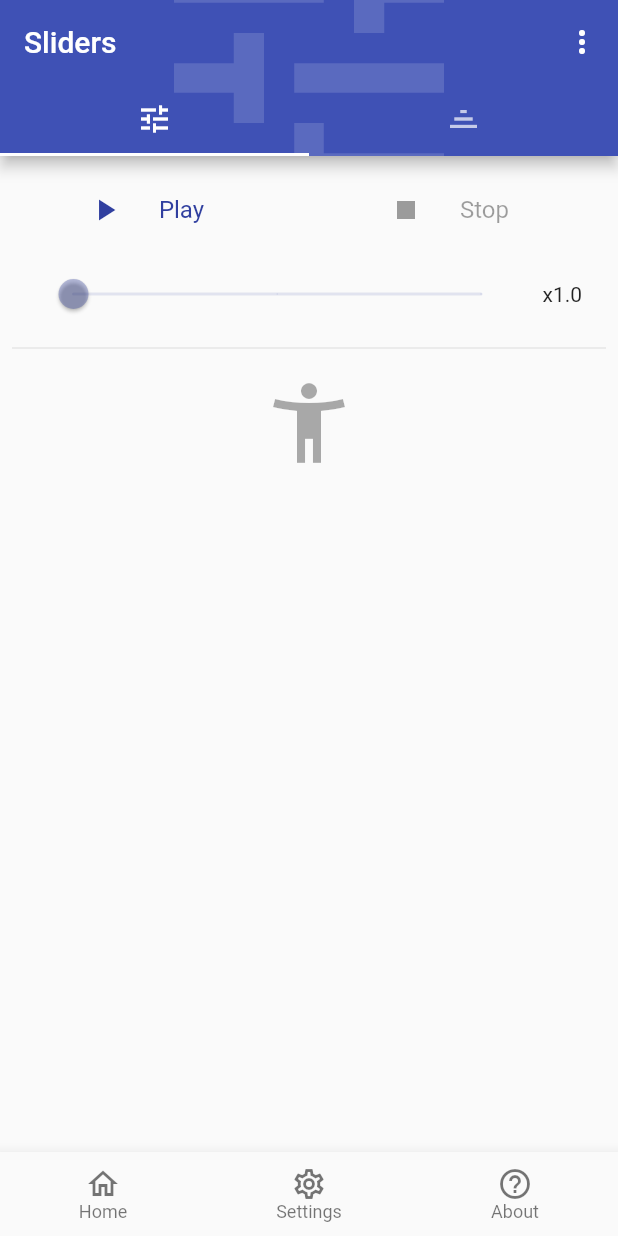
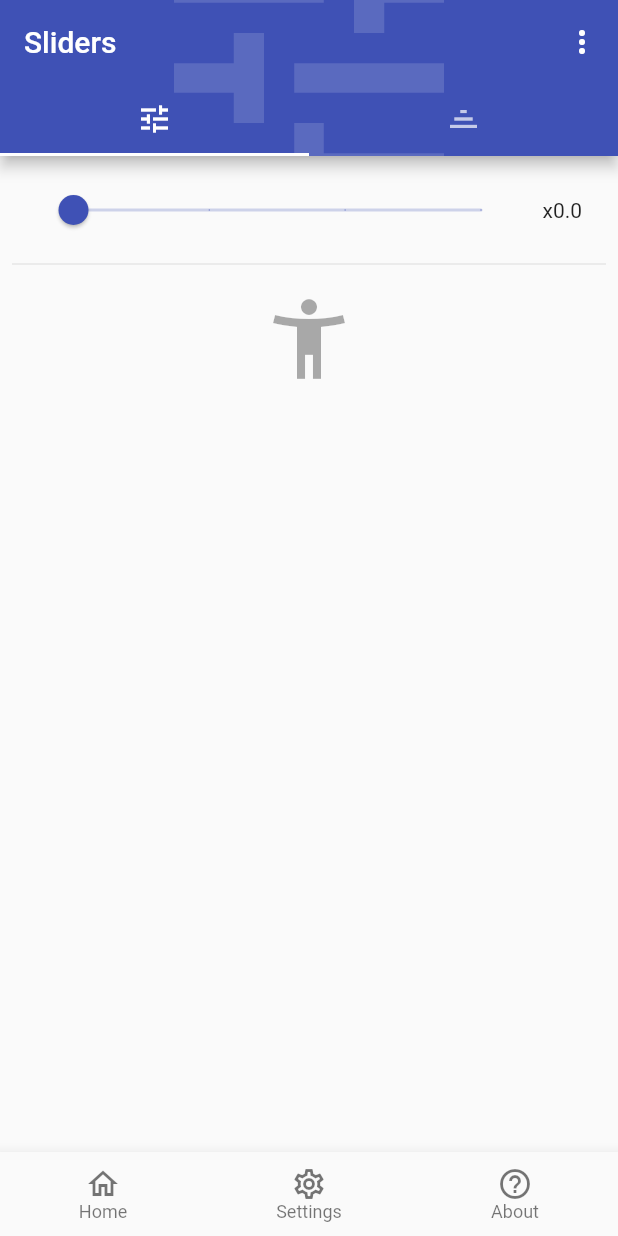
Before and after one commit to y1tagawa/Xenetek, a Flutter app: the SlidersPage screen opened by its route, on a phone screen of 412 x 824 dp. Run offline on Flutter 3.47's test engine with Material 2 defaults, Android fonts, the phone set to English and light mode, and no system bars; our stand-ins replace audioplayers, file_picker, flutter_svg, go_router, hooks_riverpod, lottie and 1 more; missing offline and left inert: flutter_cube; accounts and stored records are empty.

Commit message:
Update sliders_page.dart

```diff
--- a/mi_boilerplates/example/lib/pages/sliders_page.dart
+++ b/mi_boilerplates/example/lib/pages/sliders_page.dart
@@ -153,8 +153,7 @@ class _FrameAnimationState extends State<FrameAnimation> {
 
 enum _PlayerState { stop, play, pause }
 
-final _speedProvider = StateProvider((ref) => 1);
-final _playProvider = StateProvider((ref) => _PlayerState.stop);
+final _speedProvider = StateProvider((ref) => 0);
 
 class _SliderTab extends ConsumerWidget {
   // ignore: unused_field
@@ -166,47 +165,18 @@ class _SliderTab extends ConsumerWidget {
   Widget build(BuildContext context, WidgetRef ref) {
     final enabled = ref.watch(ex.enableActionsProvider);
     final speed = ref.watch(_speedProvider);
-    final play = ref.watch(_playProvider);
 
     final theme = Theme.of(context);
 
     return Column(
       children: [
-        mi.Row(
-          flexes: const [1, 1],
-          children: [
-            mi.ButtonListTile(
-              icon: mi.ToggleIcon(
-                checked: play == _PlayerState.play,
-                checkIcon: const Icon(Icons.pause),
-                uncheckIcon: const Icon(Icons.play_arrow),
-              ),
-              text: play == _PlayerState.play ? const Text('Pause') : const Text('Play'),
-              onPressed: enabled
-                  ? () {
-                      ref.read(_playProvider.notifier).state =
-                          play == _PlayerState.play ? _PlayerState.pause : _PlayerState.play;
-                    }
-                  : null,
-            ),
-            mi.ButtonListTile(
-              icon: const Icon(Icons.stop),
-              text: const Text('Stop'),
-              onPressed: enabled && play != _PlayerState.stop
-                  ? () {
-                      ref.read(_playProvider.notifier).state = _PlayerState.stop;
-                    }
-                  : null,
-            ),
-          ],
-        ),
         ListTile(
           trailing: Text('x${speed.toStringAsFixed(1)}'),
           title: mi.IntSlider(
-            min: 1,
+            min: 0,
             max: 3,
             value: speed,
-            onChanged: enabled && play != _PlayerState.stop
+            onChanged: enabled
                 ? (value) {
                     ref.read(_speedProvider.notifier).state = value;
                   }
@@ -221,14 +191,15 @@ class _SliderTab extends ConsumerWidget {
               theme.disabledColor,
               BlendMode.srcIn,
             ),
-              child: play == _PlayerState.stop
+            child: speed == 0
                 ? const Icon(Icons.accessibility_new, size: 64)
                 : FrameAnimation(
-                      enabled: enabled && play == _PlayerState.play,
+                    enabled: enabled,
                     images: _walkAnimationImages,
                     frames: _walkAnimationFrames,
                     duration: Duration(milliseconds: 1000 ~/ speed),
-                    )),
+                  ),
+          ),
         ),
       ],
     );
```
Lines whose indentation alone changed are shown as unchanged.
